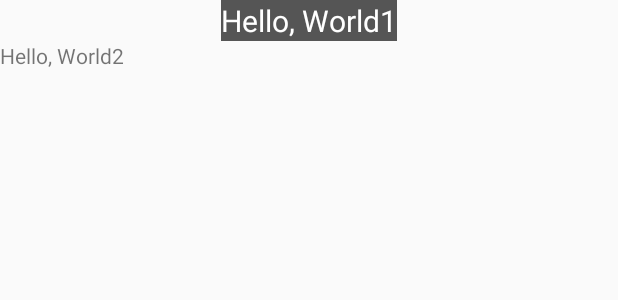
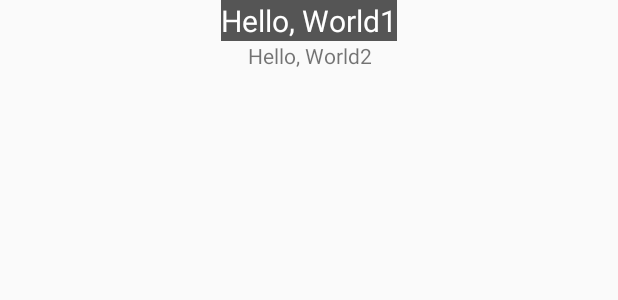
Before and after one commit to JinHwanJung/android-study-java, an Android app: the layout activity_main.xml on its own in the app's theme, with its tools: preview values and no code run, on a phone screen of 412 x 824 dp. Shown: the top 300 px of the screen. Run offline under Robolectric (Android 15) with nearby library versions, the phone set to English and light mode, and no system bars.

Commit message:
TextView gravity 속성 : 뷰 안에 내용에 대해서 위치를 정한다(ex. center)

```diff
--- a/app/src/main/res/layout/activity_main.xml
+++ b/app/src/main/res/layout/activity_main.xml
@@ -19,6 +19,8 @@
     <TextView
         android:layout_width="match_parent"
         android:layout_height="wrap_content"
-        android:text="@string/hello_world2" />
+        android:text="@string/hello_world2"
+        android:gravity="center"
+        />
 
 </LinearLayout>
```
